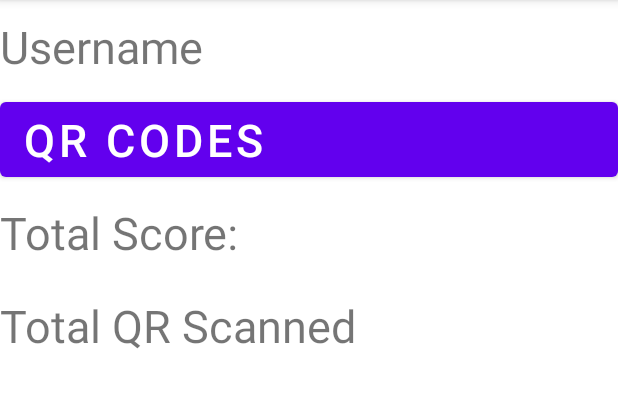
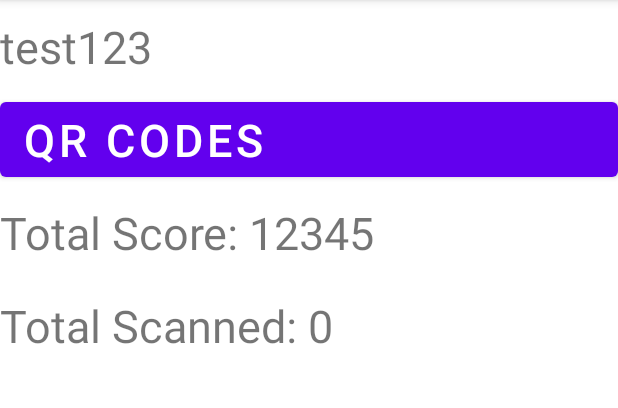
Before and after one commit to CMPUT301W23T20/QR-GO, an Android app: the fragment PlayerProfileFragment shown on its own in the app's theme, on a phone screen of 412 x 824 dp, the part 84-492 px from its top. Run offline under Robolectric (Android 15) with nearby library versions, the phone set to English and light mode, and no system bars; our stand-ins replace Firebase (no records; nobody signed in at launch, a user with empty details on screens opened directly).

Commit message:
Correctly implement UI for Profile

```diff
--- a/app/src/main/java/com/example/qr_go/LeaderboardAdapter.java
+++ b/app/src/main/java/com/example/qr_go/LeaderboardAdapter.java
@@ -69,5 +69,4 @@ public class LeaderboardAdapter extends ArrayAdapter<LeaderboardContent> {
         }
         notifyDataSetChanged();
     }
-
 }
--- a/app/src/main/java/com/example/qr_go/MainActivity.java
+++ b/app/src/main/java/com/example/qr_go/MainActivity.java
@@ -34,7 +34,7 @@ public class MainActivity extends AppCompatActivity implements View.OnClickListe
         fragments.add(BlankFragment.newInstance("Map","321"));
         fragments.add(ScanFragment.newInstance("Scan","321"));
         fragments.add(LeaderboardFragment.newInstance("Leaderboard","321"));
-        fragments.add(BlankFragment.newInstance("Profile","321"));
+        fragments.add(PlayerProfileFragment.newInstance("Profile","321"));
         QRFragmentPagerAdapter pagerAdapter = new QRFragmentPagerAdapter(
                 getSupportFragmentManager(),
                 getLifecycle(),
--- a/app/src/main/java/com/example/qr_go/PlayerProfileFragment.java
+++ b/app/src/main/java/com/example/qr_go/PlayerProfileFragment.java
@@ -28,34 +28,80 @@ public class PlayerProfileFragment extends Fragment {
     private TextView totalScoreTextView;
     private TextView totalScannedTextView;
 
-    private String android_id = Secure.getString(getContext().getContentResolver(), Secure.ANDROID_ID);
+    // private String android_id = Secure.getString(getContext().getContentResolver(), Secure.ANDROID_ID);
+    // need to find a way to get the device ID
     private Player player;
+
+    // TODO: Rename parameter arguments, choose names that match
+    // the fragment initialization parameters, e.g. ARG_ITEM_NUMBER
+    private static final String ARG_PARAM1 = "param1";
+    private static final String ARG_PARAM2 = "param2";
+
+    private View view;
+
+    // TODO: Rename and change types of parameters
+    private String mParam1;
+    private String mParam2;
 
     public PlayerProfileFragment() {
         // Required empty public constructor
     }
 
-    public static Fragment newInstance(int i) {
-        PlayerProfileFragment myFragment = new PlayerProfileFragment();
-
+    public static Fragment newInstance(String param1, String param2) {
+        PlayerProfileFragment fragment = new PlayerProfileFragment();
         Bundle args = new Bundle();
-        args.putInt("int", i);
-        myFragment.setArguments(args);
-
-        return myFragment;
+        args.putString(ARG_PARAM1, param1);
+        args.putString(ARG_PARAM2, param2);
+        fragment.setArguments(args);
+        return fragment;
     }
 
     @Override
     public void onCreate(Bundle savedInstanceState) {
         super.onCreate(savedInstanceState);
 
+
+    }
+
+    @Override
+    public View onCreateView(LayoutInflater inflater, ViewGroup container,
+                             Bundle savedInstanceState) {
+
+        // Inflate the layout for this fragment
+        return inflater.inflate(R.layout.fragment_player_profile, container, false);
+    }
+
+    @Override
+    public void onStart() {
+        super.onStart();
+
+        View view = getView();
+        updateProfileInfo(view);
+    }
+
+    @Override
+    public void onResume() {
+        super.onResume();
+
+        View view = getView();
+
+        // only call if data changed
+        // to be implemented
+        updateProfileInfo(view);
+    }
+
+    /**
+     * Updates the profile information on screen
+     */
+    private void updateProfileInfo(View view) {
+
         // get views from fragment
-        usernameTextView = getView().findViewById(R.id.username);
-        qrButton = getView().findViewById(R.id.my_qr_codes);
-        totalScoreTextView = getView().findViewById(R.id.total_score);
-        totalScannedTextView = getView().findViewById(R.id.total_scanned);
+        usernameTextView = view.findViewById(R.id.username_text);
+        qrButton = view.findViewById(R.id.my_qr_codes_button);
+        totalScoreTextView = view.findViewById(R.id.total_score_text);
+        totalScannedTextView = view.findViewById(R.id.total_scanned_text);
 
-
+        /**
          // get database information
          FirebaseFirestore db = FirebaseFirestore.getInstance();
          DocumentReference documentReference = db.collection(Player.class.getSimpleName()).document(android_id);
@@ -73,23 +119,12 @@ public class PlayerProfileFragment extends Fragment {
          usernameTextView.setText(player.getUsername());
          totalScoreTextView.setText("Total Score: " + player.getTotalScore());
          totalScannedTextView.setText("Total Scanned: " + player.getTotalQR());
-
-        /**
-         * For testing without database:
-         *
-         * player = new Player("test123", "123", new ArrayList<QR>(), 1, 123, 0, 12345);
-         *
-         *         usernameTextView.setText(player.getUsername());
-         *         totalScoreTextView.setText("Total Score: " + player.getTotalScore());
-         *         totalScannedTextView.setText("Total Scanned: " + player.getTotalQR());
          */
 
-    }
 
-    @Override
-    public View onCreateView(LayoutInflater inflater, ViewGroup container,
-                             Bundle savedInstanceState) {
-        // Inflate the layout for this fragment
-        return inflater.inflate(R.layout.fragment_player_profile, container, false);
+        player = new Player("test123", "123", new ArrayList<QR>(), 1, 123, 0, 12345);
+        usernameTextView.setText(player.getUsername());
+        totalScoreTextView.setText("Total Score: " + player.getTotalScore());
+        totalScannedTextView.setText("Total Scanned: " + player.getTotalQR());
     }
 }
--- a/app/src/main/res/layout/fragment_player_profile.xml
+++ b/app/src/main/res/layout/fragment_player_profile.xml
@@ -11,7 +11,7 @@
         android:orientation="vertical">
 
         <TextView
-            android:id="@+id/username"
+            android:id="@+id/username_text"
             android:layout_width="match_parent"
             android:layout_height="62dp"
             android:gravity="center_vertical"
@@ -19,7 +19,7 @@
             android:textSize="30sp" />
 
         <Button
-            android:id="@+id/my_qr_codes"
+            android:id="@+id/my_qr_codes_button"
             android:layout_width="match_parent"
             android:layout_height="62dp"
             android:gravity="center_vertical"
@@ -27,7 +27,7 @@
             android:textSize="30sp" />
 
         <TextView
-            android:id="@+id/total_score"
+            android:id="@+id/total_score_text"
             android:layout_width="match_parent"
             android:layout_height="62dp"
             android:gravity="center_vertical"
@@ -35,7 +35,7 @@
             android:textSize="30sp" />
 
         <TextView
-            android:id="@+id/total_scanned"
+            android:id="@+id/total_scanned_text"
             android:layout_width="match_parent"
             android:layout_height="62dp"
             android:gravity="center_vertical"
```
Also changed, not shown: app/src/main/java/com/example/qr_go/Actor/Player.java (+21 -0 lines). Lines whose indentation alone changed are shown as unchanged.
